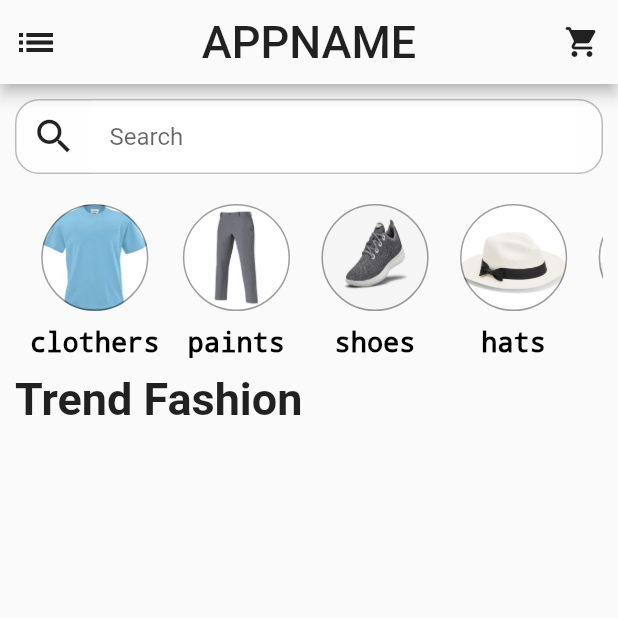
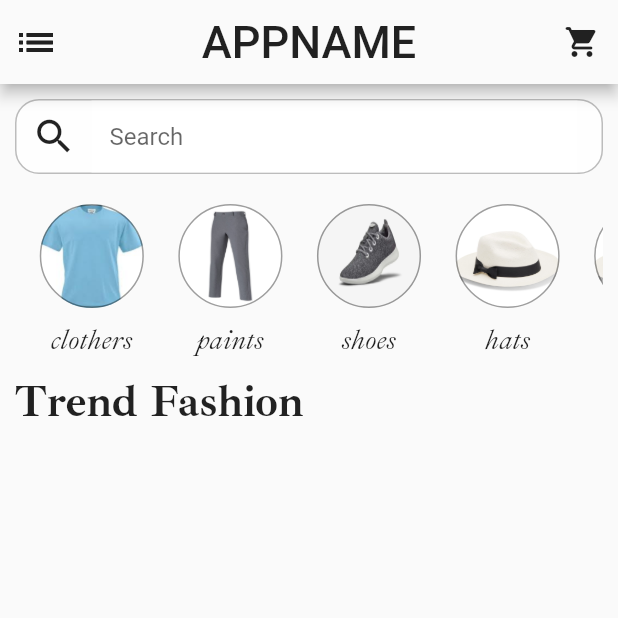
Before and after one commit to LeMinh22621/SmartFashion, a Flutter app: the screen it shows after launch, on a phone screen of 412 x 824 dp, the top half of it. Run offline on Flutter 3.47's test engine with Material 2 defaults, Android fonts, the phone set to English and light mode, and no system bars; Roboto replaces fonts that are missing (assets/fonts/IbarraRealNova-VariableFont_wght.ttf).

Commit message:
update fonts

```diff
--- a/lib/view/screen/home_page.dart
+++ b/lib/view/screen/home_page.dart
@@ -64,8 +64,8 @@ class _HomePageState extends State<HomePage> {
                       style: TextStyle(
                         fontSize: 30,
                         fontWeight: FontWeight.bold,
-                        fontFamily:
-                            "assets/fonts/IbarraRealNova-VariableFont_wght.ttf",
+                        fontFamily: "IbarraRealNova",
+                        fontStyle: FontStyle.normal,
                       ),
                       textAlign: TextAlign.start,
                     ),
--- a/lib/view/widget/my_tab_bar.dart
+++ b/lib/view/widget/my_tab_bar.dart
@@ -96,10 +96,10 @@ class _MyItem extends StatelessWidget {
             _title,
             textAlign: TextAlign.right,
             style: const TextStyle(
-              color: Colors.black,
               fontSize: 18,
-              fontWeight: FontWeight.bold,
-              fontFamily: "Courier",
+              fontWeight: FontWeight.normal,
+              fontFamily: "IbarraRealNova",
+              fontStyle: FontStyle.italic,
             ),
           ),
         ],
```
Also changed, not shown: lib/view/widget/top_product_list.dart (added, +35 -0 lines), pubspec.yaml (+7 -2 lines).
